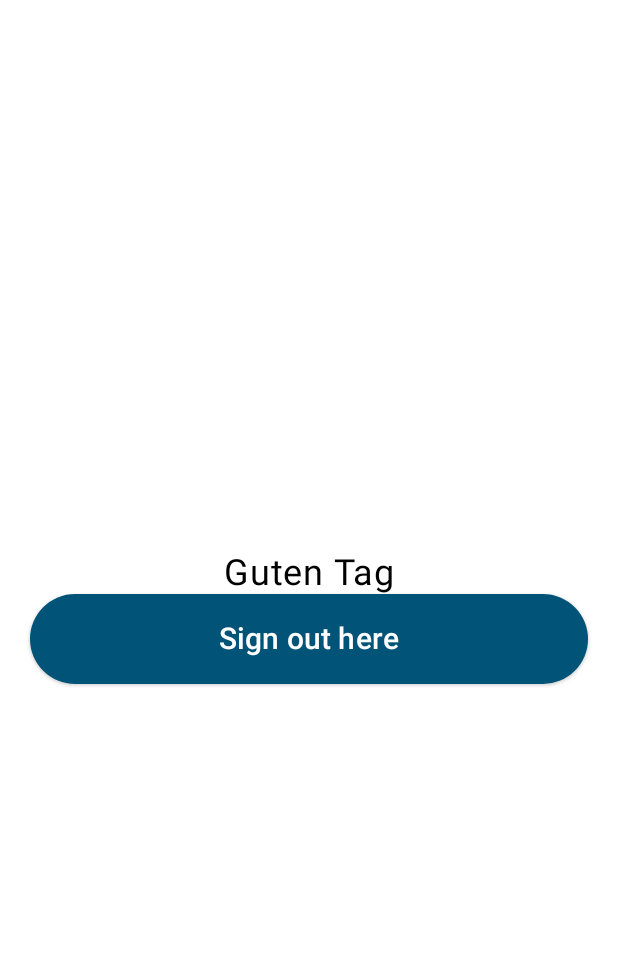
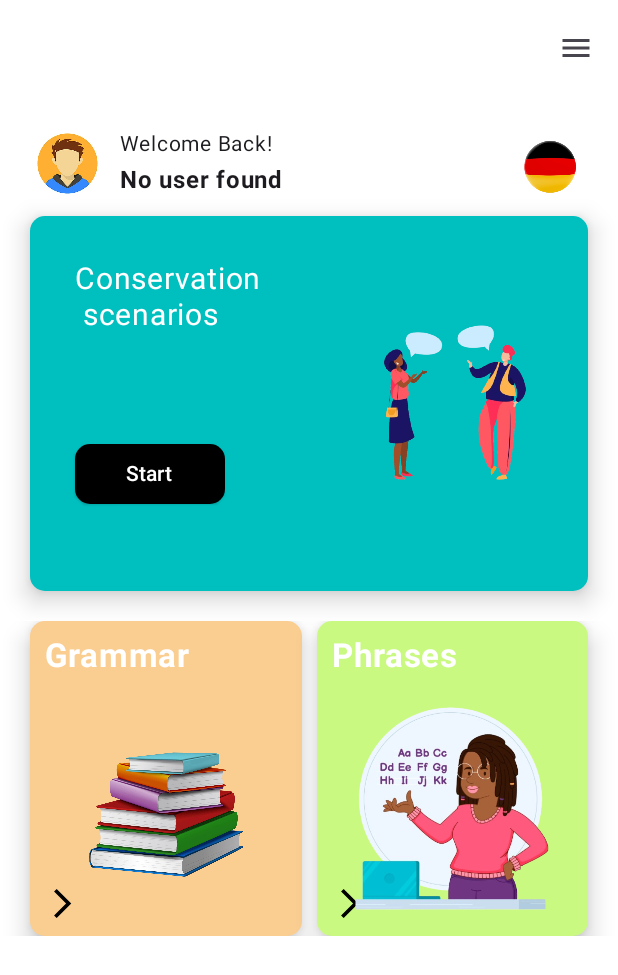
Before and after one commit to Lars-lauterbach-knapp/JustSpeakv3, an Android app built with Jetpack Compose: the GermanHomeScreen screen opened through its navigation route, on a phone screen of 412 x 824 dp. Shown: the top 975 px of the screen. Run offline under Robolectric (Android 15) with nearby library versions, the phone set to English and light mode, and no system bars; our stand-ins replace Firebase (no records; nobody signed in at launch, a user with empty details on screens opened directly); pictures from the network do not load.

Commit message:
Homescreen coming out almost as designed

```diff
--- a/app/build.gradle.kts
+++ b/app/build.gradle.kts
@@ -102,6 +102,7 @@ dependencies {
     implementation(libs.androidx.core.splashscreen)
     implementation(libs.play.services.auth)
     implementation(libs.androidx.material3)
+    implementation(libs.androidx.compose.foundation)
 
     testImplementation(libs.junit)
     androidTestImplementation(libs.androidx.junit)
--- a/app/src/main/java/com/devapps/justspeak/ui/LandingScreen.kt
+++ b/app/src/main/java/com/devapps/justspeak/ui/LandingScreen.kt
@@ -50,7 +50,9 @@ import com.devapps.justspeak.ui.routes.Check
 import com.devapps.justspeak.ui.routes.Signout
 import com.devapps.justspeak.ui.routes.Signup
 import com.devapps.justspeak.ui.routes.german.GermanHome
+import com.devapps.justspeak.ui.routes.german.GermanNav
 import com.devapps.justspeak.ui.screens.german.GermanHomeScreen
+import com.devapps.justspeak.ui.screens.german.GermanNavigation
 import com.devapps.justspeak.ui.theme.justBlue
 import com.google.android.gms.auth.api.identity.Identity
 import kotlinx.coroutines.launch
@@ -82,7 +84,7 @@ fun JustSpeakMainNavigation() {
                     if (state.isSignInSuccessful) {
 
                     }
-                    justSpeakMainNavController.navigate(GermanHome.route)
+                    justSpeakMainNavController.navigate(GermanNav.route)
                 } else {
                     justSpeakMainNavController.navigate(Signup.route)
                 }
@@ -92,8 +94,10 @@ fun JustSpeakMainNavigation() {
             SignupScreen(authViewModel, justSpeakMainNavController)
         }
 
-        composable(GermanHome.route) {
-            GermanHomeScreen(justSpeakMainNavController)
+        composable(GermanNav.route) {
+            GermanNavigation(
+                justSpeakMainNavController,
+                googleClientAuth.getSignedInUser())
         }
 
         composable(Signout.route) {
@@ -239,7 +243,7 @@ fun SignupScreen(
     }
     LaunchedEffect(state.isSignInSuccessful) {
         if (state.isSignInSuccessful) {
-            justSpeakMainNavController.navigate(GermanHome.route)
+            justSpeakMainNavController.navigate(GermanNav.route)
         } else if(state.signInError != null) {
             Toast.makeText(context,
                 "There was an error signing in " + state.signInError,
--- a/app/src/main/java/com/devapps/justspeak/ui/routes/german/GermanScreena.kt
+++ b/app/src/main/java/com/devapps/justspeak/ui/routes/german/GermanScreena.kt
@@ -2,6 +2,9 @@ package com.devapps.justspeak.ui.routes.german
 
 import com.devapps.justspeak.ui.routes.ScreenRoutes
 
+object GermanNav : ScreenRoutes {
+    override val route = "german_nav"
+}
 object GermanHome : ScreenRoutes {
     override val route = "german_home"
 }
--- a/app/src/main/java/com/devapps/justspeak/ui/screens/german/GermanHome.kt
+++ b/app/src/main/java/com/devapps/justspeak/ui/screens/german/GermanHome.kt
@@ -1,55 +1,212 @@
 package com.devapps.justspeak.ui.screens.german
 
+import android.widget.Toast
+import androidx.compose.foundation.background
 import androidx.compose.foundation.layout.Arrangement
 import androidx.compose.foundation.layout.Column
+import androidx.compose.foundation.layout.Spacer
 import androidx.compose.foundation.layout.fillMaxSize
 import androidx.compose.foundation.layout.fillMaxWidth
 import androidx.compose.foundation.layout.height
 import androidx.compose.foundation.layout.padding
-import androidx.compose.material3.ButtonDefaults
-import androidx.compose.material3.ElevatedButton
+import androidx.compose.foundation.layout.width
+import androidx.compose.foundation.lazy.grid.GridCells
+import androidx.compose.foundation.lazy.grid.LazyHorizontalGrid
+import androidx.compose.foundation.lazy.grid.LazyVerticalGrid
+import androidx.compose.material.icons.Icons
+import androidx.compose.material.icons.filled.Menu
+import androidx.compose.material3.DropdownMenu
+import androidx.compose.material3.DropdownMenuItem
+import androidx.compose.material3.ExperimentalMaterial3Api
+import androidx.compose.material3.Icon
+import androidx.compose.material3.IconButton
+import androidx.compose.material3.Scaffold
 import androidx.compose.material3.Text
+import androidx.compose.material3.TopAppBar
+import androidx.compose.material3.TopAppBarDefaults
 import androidx.compose.runtime.Composable
-import androidx.compose.ui.Alignment
+import androidx.compose.runtime.getValue
+import androidx.compose.runtime.mutableStateOf
+import androidx.compose.runtime.remember
+import androidx.compose.runtime.rememberCoroutineScope
+import androidx.compose.runtime.saveable.rememberSaveable
 import androidx.compose.ui.Modifier
 import androidx.compose.ui.graphics.Color
-import androidx.compose.ui.text.style.TextAlign
+import androidx.compose.ui.platform.LocalContext
+import androidx.compose.ui.tooling.preview.Preview
 import androidx.compose.ui.unit.dp
-import androidx.compose.ui.unit.sp
-import androidx.navigation.NavHostController
+import androidx.navigation.NavController
+import androidx.navigation.compose.NavHost
+import androidx.navigation.compose.composable
+import androidx.navigation.compose.rememberNavController
+import com.devapps.justspeak.R
+import com.devapps.justspeak.data.model.GoogleClientAuth
+import com.devapps.justspeak.data.model.UserData
 import com.devapps.justspeak.ui.routes.Signout
+import com.devapps.justspeak.ui.routes.german.GermanConversations
+import com.devapps.justspeak.ui.routes.german.GermanGrammar
 import com.devapps.justspeak.ui.routes.german.GermanHome
-import com.devapps.justspeak.ui.theme.justBlue
+import com.devapps.justspeak.ui.routes.german.GermanPhrases
+import com.devapps.justspeak.ui.screens.german.components.ConversationCard
+import com.devapps.justspeak.ui.screens.german.components.TopicCard
+import com.devapps.justspeak.ui.screens.german.components.UserProfile
+import com.devapps.justspeak.ui.theme.appleGreen
+import com.devapps.justspeak.ui.theme.peach
+import com.devapps.justspeak.utility.TopicCardItem
+import com.google.android.gms.auth.api.identity.Identity
+import kotlinx.coroutines.launch
 
 @Composable
-fun GermanHomeScreen(justSpeakMainNavController: NavHostController) {
+fun GermanNavigation(
+    justSpeakNavController: NavController,
+    userData: UserData?
+    ) {
+
+    val germanNavController = rememberNavController()
+    val coroutineScope = rememberCoroutineScope()
+    val context = LocalContext.current.applicationContext
+
+    val googleClientAuth by lazy {
+        GoogleClientAuth(
+            context,
+            Identity.getSignInClient(context)
+        )
+    }
+
+    NavHost(germanNavController, startDestination = GermanHome.route) {
+        composable(GermanHome.route) {
+            GermanHomeScreen(userData, justSpeakNavController, onSignOut = {
+                coroutineScope.launch {
+                    googleClientAuth.signOut()
+                    Toast.makeText(context, "Signed out", Toast.LENGTH_SHORT).show()
+                }
+            })
+        }
+        composable(GermanConversations.route) {
+
+        }
+    }
+}
+
+@OptIn(ExperimentalMaterial3Api::class)
+@Composable
+fun GermanHomeScreen(
+    userData: UserData?,
+    justSpeakNavController: NavController,
+    onSignOut: () -> Unit) {
+
+    val showMenu = remember { mutableStateOf(false) }
+    val selectedItemIndex by rememberSaveable {
+        mutableStateOf(0)
+    }
+
+    val topicCards = listOf(
+        TopicCardItem(
+            peach,
+            title = "Grammar",
+            pic = R.drawable.stack,
+            route = GermanGrammar.route,
+        ),
+        TopicCardItem(
+            appleGreen,
+            title = "Phrases",
+            pic = R.drawable.phrases,
+            route = GermanPhrases.route,
+        ),
+    )
+
+    Scaffold(
+        topBar = {
+            TopAppBar(
+                title = {
+
+                },
+                colors = TopAppBarDefaults.topAppBarColors(
+                    containerColor = Color.White
+                ),
+                actions = {
+                    IconButton(onClick = {
+                        showMenu.value = true
+                    }) {
+                        Icon(
+                            imageVector = Icons.Default.Menu,
+                            contentDescription = null
+                        )
+                    }
+                    DropdownMenu(
+                        expanded = showMenu.value,
+                        onDismissRequest = {
+                            showMenu.value = false
+                        },
+                        modifier = Modifier
+                            .width(100.dp)
+                            .background(Color.White)
+                    ) {
+                        DropdownMenuItem(
+                            text = {
+                                Text("Logout",
+                                    color = Color.Black
+                                )
+                            },
+                            onClick = {
+                                //logout
+                                justSpeakNavController.navigate(Signout.route)
+                                onSignOut()
+                            },
+                            modifier = Modifier
+                                .background(color = Color.White)
+                        )
+                    }
+                }
+            )
+        }
+    ) { it ->
+        Column(modifier = Modifier
+            .padding(it)
+            .background(Color.White)
+        ) {
             Column(
                 modifier = Modifier
                     .fillMaxSize()
-            .padding(20.dp),
-        verticalArrangement = Arrangement.Center,
-        horizontalAlignment = Alignment.CenterHorizontally
+                    .padding(20.dp)
+                    .background(Color.White)
             ) {
-        Text("Guten Tag",
-            modifier = Modifier
-                .fillMaxWidth(),
-            textAlign = TextAlign.Center,
-            fontSize = 24.sp
+                UserProfile(userData)
+                Spacer(modifier = Modifier
+                    .height(10.dp)
                 )
-        ElevatedButton(
-            onClick = {
-                justSpeakMainNavController.navigate(Signout.route)
-            },
+                ConversationCard()
+                Spacer(modifier = Modifier
+                    .height(20.dp)
+                )
+                LazyVerticalGrid(
+                    columns = GridCells.Fixed(2),
                     modifier = Modifier
                         .fillMaxWidth()
-                .height(60.dp),
-            colors = ButtonDefaults.buttonColors(
-                containerColor =justBlue,
-                contentColor = Color.White
+                        .height(210.dp),
+                    horizontalArrangement = Arrangement.spacedBy(10.dp)
+                ) {
+                    items(topicCards.size) {i ->
+                        val listItem = topicCards[i]
+                        TopicCard(
+                            selectedItemIndex == i,
+                            listItem.title,
+                            listItem.color,
+                            listItem.pic,
+                            onClick = {
+
+                            }
+
                         )
-        ) {
-            Text("Sign out here",
-                fontSize = 20.sp)
                     }
                 }
             }
+        }
+
+    }
+}
+
+@Composable
+@Preview
+fun ViewGermanHome() {
+}
--- /dev/null
+++ b/app/src/main/java/com/devapps/justspeak/ui/screens/german/components/Userprofile.kt
@@ -0,0 +1,263 @@
+package com.devapps.justspeak.ui.screens.german.components
+
+import android.graphics.Bitmap
+import androidx.compose.foundation.Image
+import androidx.compose.foundation.background
+import androidx.compose.foundation.clickable
+import androidx.compose.foundation.layout.Arrangement
+import androidx.compose.foundation.layout.Box
+import androidx.compose.foundation.layout.Column
+import androidx.compose.foundation.layout.Row
+import androidx.compose.foundation.layout.Spacer
+import androidx.compose.foundation.layout.fillMaxSize
+import androidx.compose.foundation.layout.fillMaxWidth
+import androidx.compose.foundation.layout.height
+import androidx.compose.foundation.layout.padding
+import androidx.compose.foundation.layout.size
+import androidx.compose.foundation.layout.width
+import androidx.compose.foundation.shape.CircleShape
+import androidx.compose.foundation.shape.RoundedCornerShape
+import androidx.compose.material.icons.Icons
+import androidx.compose.material.icons.outlined.ArrowForwardIos
+import androidx.compose.material3.ButtonDefaults
+import androidx.compose.material3.CardDefaults
+import androidx.compose.material3.ElevatedButton
+import androidx.compose.material3.ElevatedCard
+import androidx.compose.material3.Icon
+import androidx.compose.material3.Text
+import androidx.compose.runtime.Composable
+import androidx.compose.ui.Alignment
+import androidx.compose.ui.Modifier
+import androidx.compose.ui.draw.clip
+import androidx.compose.ui.graphics.Color
+import androidx.compose.ui.modifier.modifierLocalConsumer
+import androidx.compose.ui.platform.LocalContext
+import androidx.compose.ui.res.painterResource
+import androidx.compose.ui.text.font.FontWeight
+import androidx.compose.ui.tooling.preview.Preview
+import androidx.compose.ui.unit.dp
+import androidx.compose.ui.unit.sp
+import coil3.compose.AsyncImage
+import coil3.request.ImageRequest
+import coil3.request.allowHardware
+import coil3.request.bitmapConfig
+import com.devapps.justspeak.R
+import com.devapps.justspeak.data.model.UserData
+import com.devapps.justspeak.ui.theme.peach
+import com.devapps.justspeak.ui.theme.teal
+
+@Composable
+fun UserProfile(userData: UserData?) {
+    Box(modifier = Modifier
+        .fillMaxWidth()
+        .background(Color.White)
+       ) {
+
+            Row(modifier = Modifier
+                .fillMaxWidth(),
+                horizontalArrangement = Arrangement.Start
+            ) {
+                if (userData?.userProfileUrl != null) {
+                    val req = ImageRequest.Builder(LocalContext.current)
+                        .data(userData.userProfileUrl)
+                        .bitmapConfig(Bitmap.Config.RGB_565)
+                        .allowHardware(false)
+                        .build()
+                AsyncImage(
+                    model = req,
+                    contentDescription = null,
+                    modifier = Modifier
+                        .size(50.dp)
+                        .clip(CircleShape)
+                )
+                    Spacer(
+                        modifier = Modifier
+                            .width(10.dp)
+                    )
+                    Column(
+                        verticalArrangement = Arrangement.Center
+                    ) {
+                        Text("Welcome Back!",
+                            fontSize = 16.sp
+                        )
+                        Text("${userData.username}",
+                            fontSize = 20.sp,
+                            fontWeight = FontWeight.Bold
+                        )
+                    }
+            } else {
+                    Image(
+                        painterResource(
+                            R.drawable.avatar
+                        ),
+                        contentDescription = null,
+                        modifier = Modifier
+                            .size(50.dp)
+                            .clip(CircleShape)
+                    )
+                    Spacer(
+                        modifier = Modifier
+                            .width(10.dp)
+                    )
+                    Column(
+                        verticalArrangement = Arrangement.Center
+                    ) {
+                        Text(
+                            "Welcome Back!",
+                            fontSize = 14.sp
+                        )
+                        Text(
+                            "No user found",
+                            fontSize = 16.sp,
+                            fontWeight = FontWeight.Bold
+                        )
+                    }
+                }
+            }
+        Row(modifier = Modifier
+            .fillMaxWidth(),
+            horizontalArrangement = Arrangement.End
+        ) {
+            Image(
+                painterResource(
+                    R.drawable.deutsch
+                ),
+                contentDescription = null,
+                modifier = Modifier
+                    .size(50.dp)
+                    .clip(CircleShape)
+            )
+        }
+    }
+}
+
+@Composable
+fun ConversationCard() {
+    ElevatedCard(
+        modifier = Modifier
+            .fillMaxWidth()
+            .height(250.dp),
+        colors = CardDefaults.cardColors(
+            containerColor = teal
+        ),
+        elevation = CardDefaults.cardElevation(
+            defaultElevation = 10.dp
+        ),
+        shape = RoundedCornerShape(10.dp)
+    ) {
+        Row(
+            modifier = Modifier
+                .fillMaxSize()
+        ) {
+            Column(
+                modifier = Modifier
+                    .padding(30.dp)
+            ) {
+                Text("Conservation \n scenarios",
+                    color = Color.White,
+                    fontSize = 20.sp
+                )
+                Spacer(
+                    modifier = Modifier
+                        .height(70.dp)
+                )
+                ElevatedButton(
+                    modifier = Modifier
+                        .width(100.dp),
+                    onClick = {
+
+                    },
+                    colors = ButtonDefaults.buttonColors(
+                        containerColor = Color.Black,
+                        contentColor = Color.White
+                    ),
+                    shape = RoundedCornerShape(10.dp)
+                ) {
+                    Text("Start")
+                }
+            }
+            Column(
+                modifier = Modifier
+                    .padding(30.dp)
+            ) {
+                Image(
+                    painterResource(R.drawable.convo),
+                    contentDescription = null,
+                    modifier = Modifier
+                        .size(300.dp)
+                )
+            }
+        }
+    }
+}
+
+@Composable
+fun TopicCard(
+    selected: Boolean,
+    title: String,
+    color: Color,
+    picture: Int,
+   onClick: () -> Unit
+) {
+    ElevatedCard(
+        modifier = Modifier
+            .fillMaxWidth()
+            .height(210.dp)
+            .clickable {
+                onClick()
+            },
+        colors = CardDefaults.cardColors(
+            containerColor = color
+        ),
+        elevation = CardDefaults.cardElevation(
+            defaultElevation = 10.dp
+        ),
+        shape = RoundedCornerShape(10.dp)
+    ) {
+        Box(modifier = Modifier
+            .fillMaxSize()
+            .padding(10.dp)
+        ) {
+            Column(
+                modifier = Modifier
+                    .fillMaxSize()
+            ) {
+                Text(title,
+                    fontSize = 22.sp,
+                    color = Color.White,
+                    fontWeight = FontWeight.Bold
+                )
+                Spacer(modifier = Modifier
+                    .height(140.dp)
+                )
+                Icon(
+                    Icons.Outlined.ArrowForwardIos,
+                    tint = Color.Black,
+                    contentDescription = ""
+                )
+            }
+            Column(
+                modifier = Modifier
+                    .fillMaxSize(),
+                horizontalAlignment = Alignment.End
+            ) {
+                Spacer(modifier = Modifier
+                    .height(40.dp)
+                )
+                Image(
+                    painterResource(picture),
+                    contentDescription = null,
+                    modifier = Modifier
+                        .size(200.dp)
+                )
+            }
+        }
+    }
+}
+
+
+@Composable
+@Preview
+fun ViewComponent() {
+
+}
--- a/app/src/main/java/com/devapps/justspeak/ui/theme/Color.kt
+++ b/app/src/main/java/com/devapps/justspeak/ui/theme/Color.kt
@@ -2,12 +2,15 @@ package com.devapps.justspeak.ui.theme
 
 import androidx.compose.ui.graphics.Color
 
-val Purple80 = Color(0xFFD0BCFF)
-val PurpleGrey80 = Color(0xFFCCC2DC)
-val Pink80 = Color(0xFFEFB8C8)
 
 val Purple40 = Color(0xFF6650a4)
 val PurpleGrey40 = Color(0xFF625b71)
 val Pink40 = Color(0xFF7D5260)
 
 val justBlue = Color(0xFF015478)
+
+val teal = Color(0xFF00BFBF)
+
+val peach = Color(0xFFFACD91)
+
+val appleGreen = Color(0xFFCAF982)
--- a/app/src/main/java/com/devapps/justspeak/ui/theme/Theme.kt
+++ b/app/src/main/java/com/devapps/justspeak/ui/theme/Theme.kt
@@ -15,9 +15,9 @@ import androidx.compose.ui.platform.LocalContext
 
 
 private val LightColorScheme = lightColorScheme(
-    primary = Purple40,
-    secondary = PurpleGrey40,
-    tertiary = Pink40,
+    primary = Color.White,
+    secondary = Color.White,
+    tertiary = Color.White,
     background = Color(0xFFFFFBFE),
     surface = Color(0xFFFFFBFE),
     onPrimary = Color.White,
--- /dev/null
+++ b/app/src/main/java/com/devapps/justspeak/utility/TopicCardItem.kt
@@ -0,0 +1,10 @@
+package com.devapps.justspeak.utility
+
+import androidx.compose.ui.graphics.Color
+
+data class TopicCardItem(
+    val color: Color,
+    val title: String,
+    val pic: Int,
+    val route: String
+)
--- a/gradle/libs.versions.toml
+++ b/gradle/libs.versions.toml
@@ -24,6 +24,7 @@ credentialsPlayServicesAuth = "1.5.0"
 googleid = "1.1.1"
 playServicesAuth = "21.4.0"
 material3 = "1.4.0"
+foundation = "1.9.3"
 
 [libraries]
 androidx-core-ktx = { group = "androidx.core", name = "core-ktx", version.ref = "coreKtx" }
@@ -69,6 +70,7 @@ androidx-credentials-play-services-auth = { group = "androidx.credentials", name
 googleid = { group = "com.google.android.libraries.identity.googleid", name = "googleid", version.ref = "googleid" }
 play-services-auth = { group = "com.google.android.gms", name = "play-services-auth", version.ref = "playServicesAuth" }
 androidx-material3 = { group = "androidx.compose.material3", name = "material3", version.ref = "material3" }
+androidx-compose-foundation = { group = "androidx.compose.foundation", name = "foundation", version.ref = "foundation" }
 
 [plugins]
 android-application = { id = "com.android.application", version.ref = "agp" }
```
Also changed, not shown: app/src/main/res/drawable/avatar.jpg (added), app/src/main/res/drawable/deutsch.PNG (added). Lines whose indentation alone changed are shown as unchanged.
